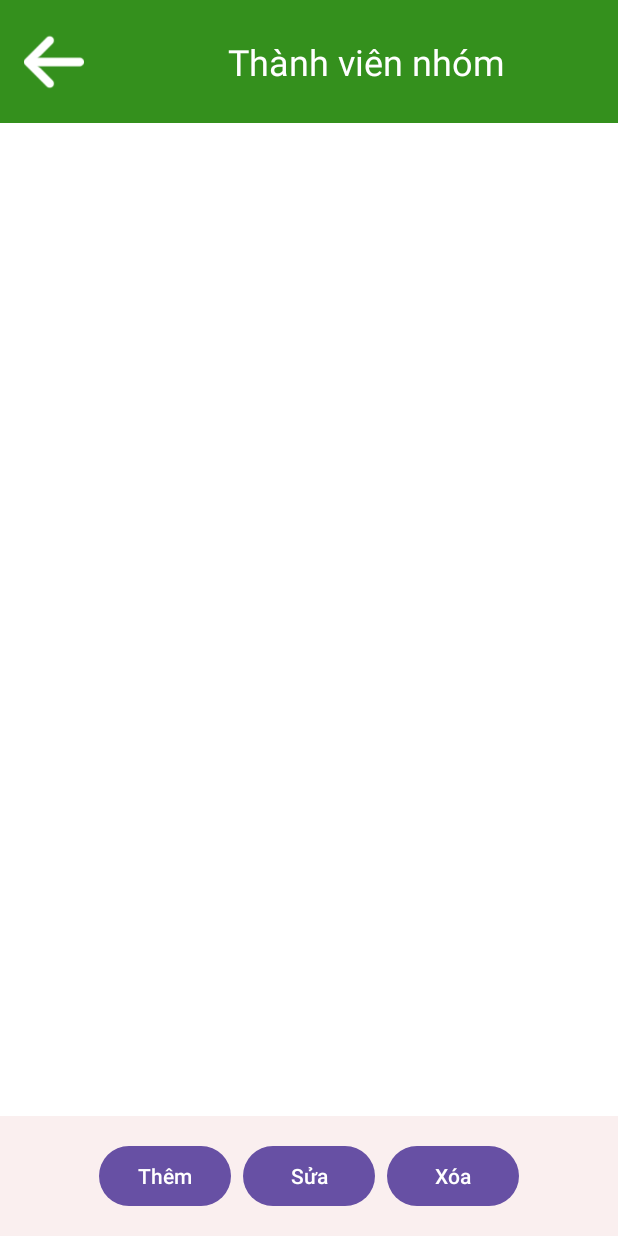
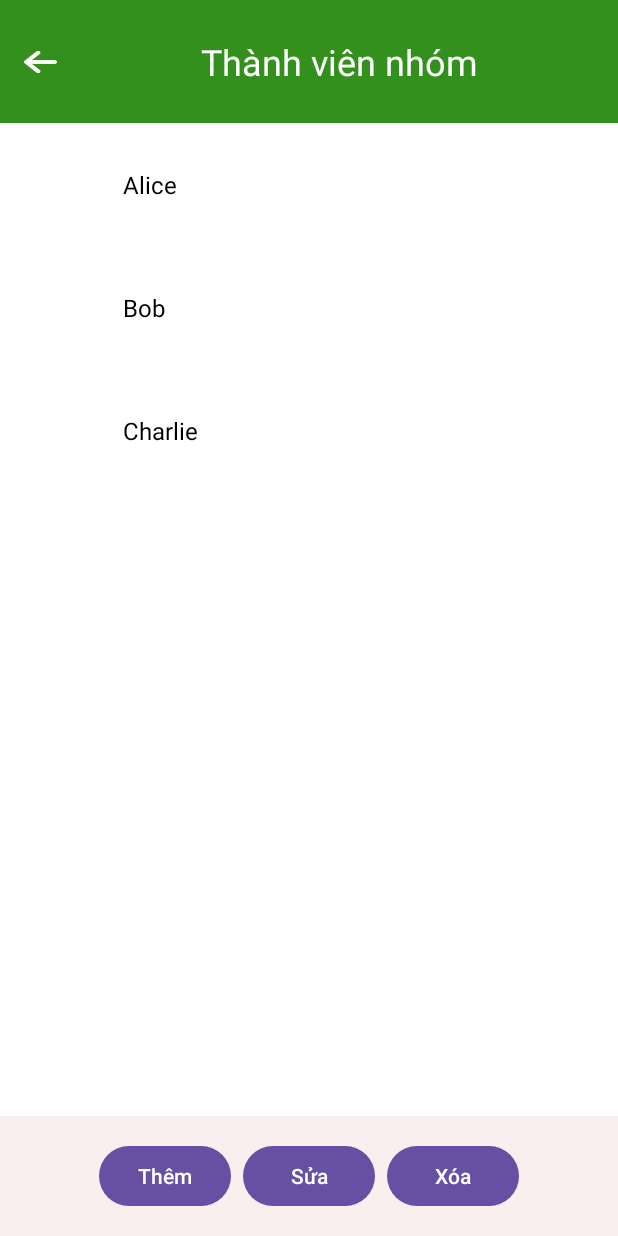
Before and after one commit to DoThaiBinh/124LTTD01_Nhom2_ThanTai_CK, an Android app: the profiles screen opened directly, with no data from a screen before it, on a phone screen of 412 x 824 dp. Run offline under Robolectric (Android 15) with nearby library versions, the phone set to English and light mode, and no system bars.

Commit message:
add adapter user

```diff
--- /dev/null
+++ b/app/src/main/java/com/example/ck_nhom2_thantai/UserAdapter.java
@@ -0,0 +1,61 @@
+package com.example.ck_nhom2_thantai;
+
+import android.view.LayoutInflater;
+import android.view.View;
+import android.view.ViewGroup;
+import android.widget.TextView;
+
+import androidx.annotation.NonNull;
+import androidx.recyclerview.widget.RecyclerView;
+
+import java.util.List;
+
+public class UserAdapter extends RecyclerView.Adapter<UserAdapter.UserViewHolder> {
+    private List<User> userList;
+    private OnItemClickListener listener;
+
+    // Constructor
+    public UserAdapter(List<User> userList, OnItemClickListener listener) {
+        this.userList = userList;
+        this.listener = listener;
+    }
+
+    @Override
+    public UserViewHolder onCreateViewHolder(ViewGroup parent, int viewType) {
+        View view = LayoutInflater.from(parent.getContext()).inflate(R.layout.item_user, parent, false);
+        return new UserViewHolder(view);
+    }
+
+    @Override
+    public void onBindViewHolder(UserViewHolder holder, int position) {
+        User user = userList.get(position);
+        holder.bind(user, listener);
+    }
+
+    @Override
+    public int getItemCount() {
+        return userList.size();
+    }
+
+    public interface OnItemClickListener {
+        void onItemClick(User user);
+    }
+
+    public static class UserViewHolder extends RecyclerView.ViewHolder {
+        private TextView userName;
+
+
+        public UserViewHolder(View itemView) {
+            super(itemView);
+            userName = itemView.findViewById(R.id.userName);
+
+        }
+
+        public void bind(User user, OnItemClickListener listener) {
+            userName.setText(user.getTen());
+
+
+            itemView.setOnClickListener(v -> listener.onItemClick(user));
+        }
+    }
+}
--- a/app/src/main/java/com/example/ck_nhom2_thantai/profiles.java
+++ b/app/src/main/java/com/example/ck_nhom2_thantai/profiles.java
@@ -5,42 +5,93 @@ import android.os.Bundle;
 import android.view.View;
 import android.widget.Button;
 import android.widget.ImageButton;
+import android.widget.Toast;
 
 import androidx.activity.EdgeToEdge;
 import androidx.appcompat.app.AppCompatActivity;
 import androidx.core.graphics.Insets;
 import androidx.core.view.ViewCompat;
 import androidx.core.view.WindowInsetsCompat;
+import androidx.recyclerview.widget.LinearLayoutManager;
+import androidx.recyclerview.widget.RecyclerView;
+import java.util.ArrayList;
+import java.util.List;
 
 public class profiles extends AppCompatActivity {
     private ImageButton bt_load;
-    private Button add,xoa,sua;
+    private Button add, xoa, sua;
+    private RecyclerView recyclerView;
+    private UserAdapter userAdapter;
+    private User useredit;// Your Adapter for RecyclerView
+
     @Override
     protected void onCreate(Bundle savedInstanceState) {
         super.onCreate(savedInstanceState);
         EdgeToEdge.enable(this);
         setContentView(R.layout.activity_profiles);
+
+        // Set up system bar insets
         ViewCompat.setOnApplyWindowInsetsListener(findViewById(R.id.main), (v, insets) -> {
             Insets systemBars = insets.getInsets(WindowInsetsCompat.Type.systemBars());
             v.setPadding(systemBars.left, systemBars.top, systemBars.right, systemBars.bottom);
             return insets;
         });
 
-        add=findViewById(R.id.btnAdd);
-        add=findViewById(R.id.btnDelete);
-        add=findViewById(R.id.btnEdit);
 
-        //load về
-        bt_load.setOnClickListener(new View.OnClickListener() {
+        bt_load = findViewById(R.id.btnBack);
+        add = findViewById(R.id.btnAdd);
+        xoa = findViewById(R.id.btnDelete);
+        sua = findViewById(R.id.btnEdit);
+        recyclerView = findViewById(R.id.recyclerView);
+
+
+        recyclerView.setLayoutManager(new LinearLayoutManager(this));
+
+        // Set up the adapter with an item click listener
+        userAdapter = new UserAdapter(getUserList(), new UserAdapter.OnItemClickListener() {
             @Override
-            public void onClick(View v) {
-                Intent intent = new Intent(profiles.this, MainActivity.class);
-                startActivity(intent);
-                finish();
+            public void onItemClick(User user) {
+                useredit = user;
+                Toast.makeText(profiles.this, "Selected user: " + user.getTen(), Toast.LENGTH_SHORT).show();
+
             }
         });
+        recyclerView.setAdapter(userAdapter);
 
 
-        //Thêm giao diện đây chỉ để tạm thời
+
+        // Set up button actions
+        bt_load.setOnClickListener(v -> {
+            Intent intent = new Intent(profiles.this, MainActivity.class);
+            startActivity(intent);
+            finish();
+        });
+
+        add.setOnClickListener(v -> {
+            Intent intent = new Intent(profiles.this, Editprofile.class);
+            intent.putExtra("key", "them");
+            startActivity(intent);
+            finish();
+        });
+
+        sua.setOnClickListener(v -> {
+            Intent intent = new Intent(profiles.this, Editprofile.class);
+            intent.putExtra("key", "sua");
+            startActivity(intent);
+            finish();
+        });
+
+        xoa.setOnClickListener(v -> {
+            // Handle delete action here
+        });
+    }
+
+    // Sample method to generate a list of users
+    private List<User> getUserList() {
+        List<User> users = new ArrayList<>();
+        users.add(new User("Alice", R.drawable.idcard));
+        users.add(new User("Bob", R.drawable.idcard));
+        users.add(new User("Charlie",  R.drawable.idcard));
+        return users;
     }
 }
--- a/app/src/main/res/layout/activity_profiles.xml
+++ b/app/src/main/res/layout/activity_profiles.xml
@@ -18,13 +18,13 @@
 
         <ImageButton
             android:id="@+id/btnBack"
-            android:layout_width="40dp"
-            android:layout_height="40dp"
+            android:layout_width="22dp"
+            android:layout_height="17dp"
             android:layout_marginStart="16dp"
             android:background="@drawable/arrow"
+            app:layout_constraintBottom_toBottomOf="parent"
             app:layout_constraintStart_toStartOf="parent"
-            app:layout_constraintTop_toTopOf="parent"
-            app:layout_constraintBottom_toBottomOf="parent" />
+            app:layout_constraintTop_toTopOf="parent" />
 
         <TextView
             android:id="@+id/title"
--- /dev/null
+++ b/app/src/main/res/layout/item_user.xml
@@ -0,0 +1,24 @@
+<?xml version="1.0" encoding="utf-8"?>
+<LinearLayout xmlns:android="http://schemas.android.com/apk/res/android"
+    android:layout_width="match_parent"
+    android:layout_height="wrap_content"
+    android:orientation="horizontal"
+    android:padding="16dp">
+    <ImageView
+        android:id="@+id/userProfileImage"
+        android:layout_width="50dp"
+        android:layout_height="50dp"
+
+    android:layout_marginEnd="16dp" />
+
+    <!-- User Name -->
+    <TextView
+        android:id="@+id/userName"
+        android:layout_width="wrap_content"
+        android:layout_height="wrap_content"
+        android:text="User Name"
+        android:textSize="16sp"
+        android:textColor="@android:color/black"
+        android:layout_gravity="center_vertical" />
+
+</LinearLayout>
```
Also changed, not shown: app/src/main/java/com/example/ck_nhom2_thantai/User.java (added, +75 -0 lines).
